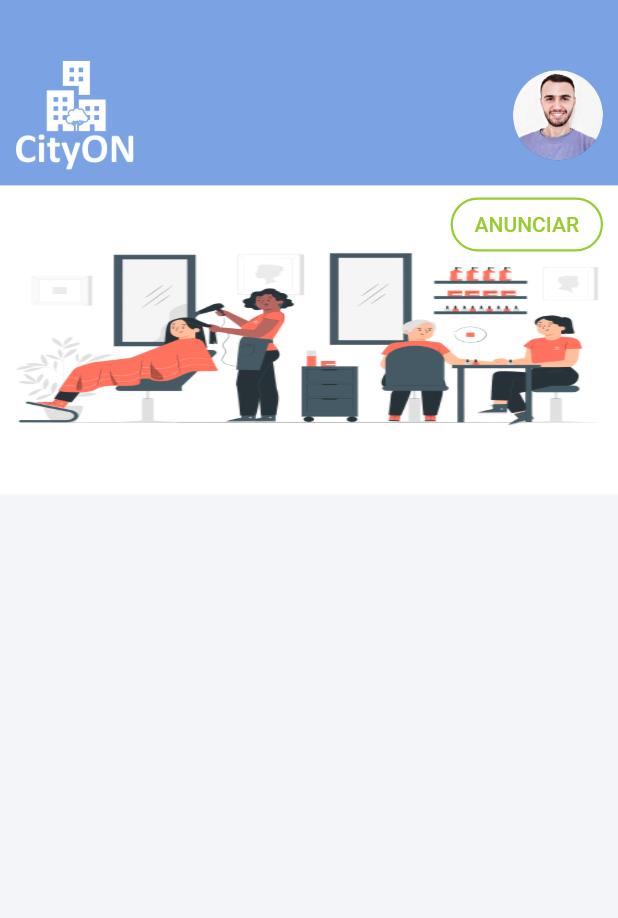
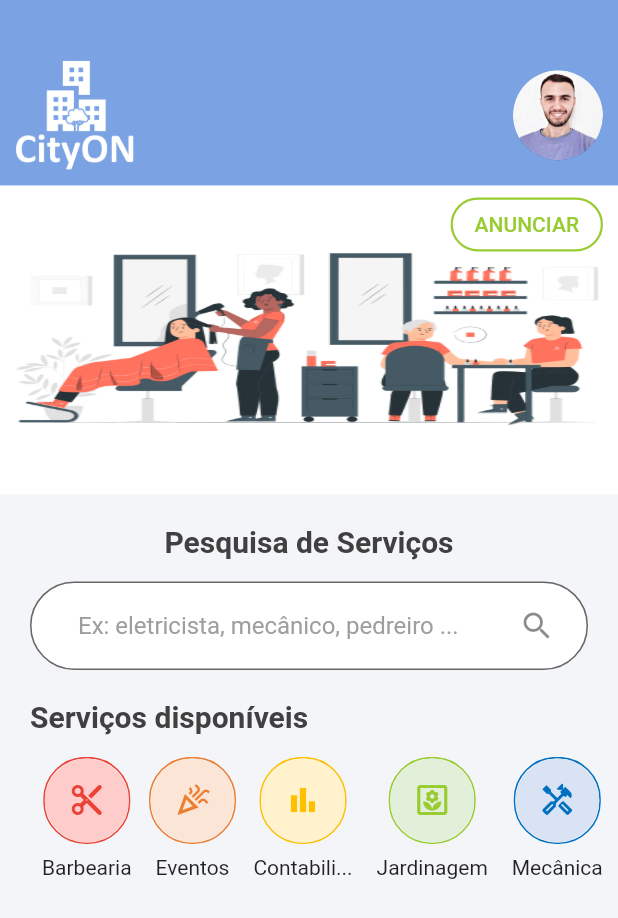
Before and after one commit to viniCastelo/cityon, a Flutter app: the screen it shows after launch, on a phone screen of 412 x 824 dp. Shown: the top 918 px of the screen. Run offline on Flutter 3.47's test engine with Material 2 defaults, Android fonts, the light colour scheme and no system bars.

Commit message:
Criação das áreas de pesquisa de serviços e categórias de serviços disponíveis

```diff
--- a/lib/utils/colors/collors.dart
+++ b/lib/utils/colors/collors.dart
@@ -2,8 +2,23 @@ import 'package:flutter/material.dart';
 
 class Collors {
   static Color backgroundPage = const Color.fromRGBO(244, 245, 248, 1);
-  static Color blueAccent = Colors.lightBlueAccent;
+  static Color lightBlueAccent = Colors.lightBlueAccent;
   static Color blue = const Color.fromRGBO(123, 163, 227, 1);
   static Color white = Colors.white;
+  static Color greyDark = const Color.fromRGBO(64, 64, 64, 1);
+  static Color greyLight = const Color.fromRGBO(208, 206, 206, 1);
+
+  static Color redAccent = const Color.fromRGBO(255, 204, 204, 1);
+  static Color orangeAccent = const Color.fromRGBO(251, 229, 214, 1);
+  static Color yellowAccent = const Color.fromRGBO(255, 242, 204, 1);
+  static Color greenAccent = const Color.fromRGBO(226, 240, 217, 1);
+  static Color blueAccent = const Color.fromRGBO(218, 227, 243, 1);
+  static Color purpleAccent = const Color.fromRGBO(237, 226, 246, 1);
+
+  static Color red = const Color.fromRGBO(234, 67, 53, 1);
+  static Color orange = const Color.fromRGBO(237, 125, 49, 1);
+  static Color yellow = const Color.fromRGBO(255, 192, 0, 1);
   static Color green = const Color.fromRGBO(153, 204, 51, 1);
+  static Color blueBold = const Color.fromRGBO(0, 112, 192, 1);
+  static Color purple = const Color.fromRGBO(112, 48, 160, 1);
 }
--- a/lib/views/home_page.dart
+++ b/lib/views/home_page.dart
@@ -1,7 +1,9 @@
-// ignore_for_file: avoid_unnecessary_containers
+// ignore_for_file: avoid_unnecessary_containers, sized_box_for_whitespace
 
 import 'package:cityon/utils/colors/collors.dart';
 import 'package:cityon/widgets/carousel/carousel.dart';
+import 'package:cityon/widgets/service_category/service_category.dart';
+import 'package:cityon/widgets/widget_area/widget_area.dart';
 import 'package:flutter/material.dart';
 
 class HomePage extends StatelessWidget {
@@ -59,7 +61,123 @@ class HomePage extends StatelessWidget {
           height: size,
           width: MediaQuery.of(context).size.width,
         ),
+        WidgetArea(
+          title: Center(
+            child: Text(
+              'Pesquisa de Serviços',
+              style: TextStyle(
+                color: Collors.greyDark,
+                fontSize: 20.0,
+                fontWeight: FontWeight.bold,
+              ),
+            ),
+          ),
+          padding: const EdgeInsets.all(20.0),
+          child: _searchTextField(),
+        ),
+        WidgetArea(
+          title: Text(
+            'Serviços disponíveis',
+            style: TextStyle(
+              color: Collors.greyDark,
+              fontSize: 20.0,
+              fontWeight: FontWeight.bold,
+            ),
+          ),
+          padding: const EdgeInsets.only(left: 20.0),
+          child: _listServices(),
+        ),
       ],
     );
   }
+
+  Widget _searchTextField() {
+    return TextFormField(
+      decoration: const InputDecoration(
+        prefix: SizedBox(width: 20.0),
+        filled: true,
+        fillColor: Colors.white,
+        border: OutlineInputBorder(
+          borderRadius: BorderRadius.all(Radius.circular(30.0)),
+        ),
+        hintText: 'Ex: eletricista, mecânico, pedreiro ...',
+        hintStyle: TextStyle(
+          color: Colors.grey,
+        ),
+        suffixIcon: Padding(
+          padding: EdgeInsets.only(right: 20.0),
+          child: Icon(Icons.search),
+        ),
+      ),
+    );
+  }
+
+  Widget _listServices() {
+    return SingleChildScrollView(
+      scrollDirection: Axis.horizontal,
+      child: Row(
+        mainAxisAlignment: MainAxisAlignment.spaceBetween,
+        children: [
+          ServiceCategory(
+            title: 'Barbearia',
+            icon: Icon(
+              Icons.cut_rounded,
+              color: Collors.red,
+            ),
+            color: Collors.redAccent,
+            borderColor: Collors.red,
+          ),
+          ServiceCategory(
+            title: 'Eventos',
+            icon: Icon(
+              Icons.celebration_outlined,
+              color: Collors.orange,
+            ),
+            color: Collors.orangeAccent,
+            borderColor: Collors.orange,
+          ),
+          ServiceCategory(
+            title: 'Contabilidade',
+            icon: Icon(
+              Icons.bar_chart_sharp,
+              color: Collors.yellow,
+            ),
+            color: Collors.yellowAccent,
+            borderColor: Collors.yellow,
+          ),
+          ServiceCategory(
+            title: 'Jardinagem',
+            icon: Icon(
+              Icons.yard_outlined,
+              color: Collors.green,
+            ),
+            color: Collors.greenAccent,
+            borderColor: Collors.green,
+          ),
+          ServiceCategory(
+            title: 'Mecânica',
+            icon: Icon(
+              Icons.handyman_outlined,
+              color: Collors.blueBold,
+            ),
+            color: Collors.blueAccent,
+            borderColor: Collors.blueBold,
+          ),
+          ServiceCategory(
+            title: 'Limpeza',
+            icon: Icon(
+              Icons.cleaning_services,
+              color: Collors.purple,
+            ),
+            color: Collors.purpleAccent,
+            borderColor: Collors.purple,
+          ),
+          const ServiceCategory(
+            title: 'Ver mais',
+            icon: Icon(Icons.add),
+          ),
+        ],
+      ),
+    );
+  }
 }
--- /dev/null
+++ b/lib/widgets/service_category/service_category.dart
@@ -0,0 +1,45 @@
+import 'package:cityon/utils/colors/collors.dart';
+import 'package:flutter/material.dart';
+
+class ServiceCategory extends StatelessWidget {
+  const ServiceCategory({
+    required this.title,
+    required this.icon,
+    this.color = Colors.white,
+    this.borderColor = Colors.blue,
+    super.key,
+  });
+
+  final String title;
+  final Icon icon;
+  final Color? color;
+  final Color? borderColor;
+
+  @override
+  Widget build(BuildContext context) {
+    return Column(
+      crossAxisAlignment: CrossAxisAlignment.center,
+      children: [
+        Container(
+          decoration: BoxDecoration(
+            borderRadius: BorderRadius.circular(28.0),
+            border: Border.all(
+              color: borderColor!,
+            ),
+          ),
+          child: CircleAvatar(
+            backgroundColor: color!,
+            radius: 28.0,
+            child: icon,
+          ),
+        ),
+        Padding(
+          padding: const EdgeInsets.only(top: 8.0, right: 8.0, left: 8.0),
+          child: Text(
+            title.length > 10 ? '${title.substring(0, 9)}...' : title,
+          ),
+        ),
+      ],
+    );
+  }
+}
--- a/lib/widgets/widget_area/widget_area.dart
+++ b/lib/widgets/widget_area/widget_area.dart
@@ -3,12 +3,30 @@
 import 'package:flutter/material.dart';
 
 class WidgetArea extends StatelessWidget {
-  const WidgetArea({super.key});
+  const WidgetArea({
+    required this.child,
+    this.padding,
+    required this.title,
+    super.key,
+  });
+
+  final Widget child;
+  final EdgeInsetsGeometry? padding;
+  final Widget title;
 
   @override
   Widget build(BuildContext context) {
     return Container(
-      child: Column(),
+      width: double.maxFinite,
+      padding: padding ?? const EdgeInsets.all(0.0),
+      child: Column(
+        crossAxisAlignment: CrossAxisAlignment.start,
+        children: [
+          title,
+          const SizedBox(height: 15.0),
+          child,
+        ],
+      ),
     );
   }
 }
```
